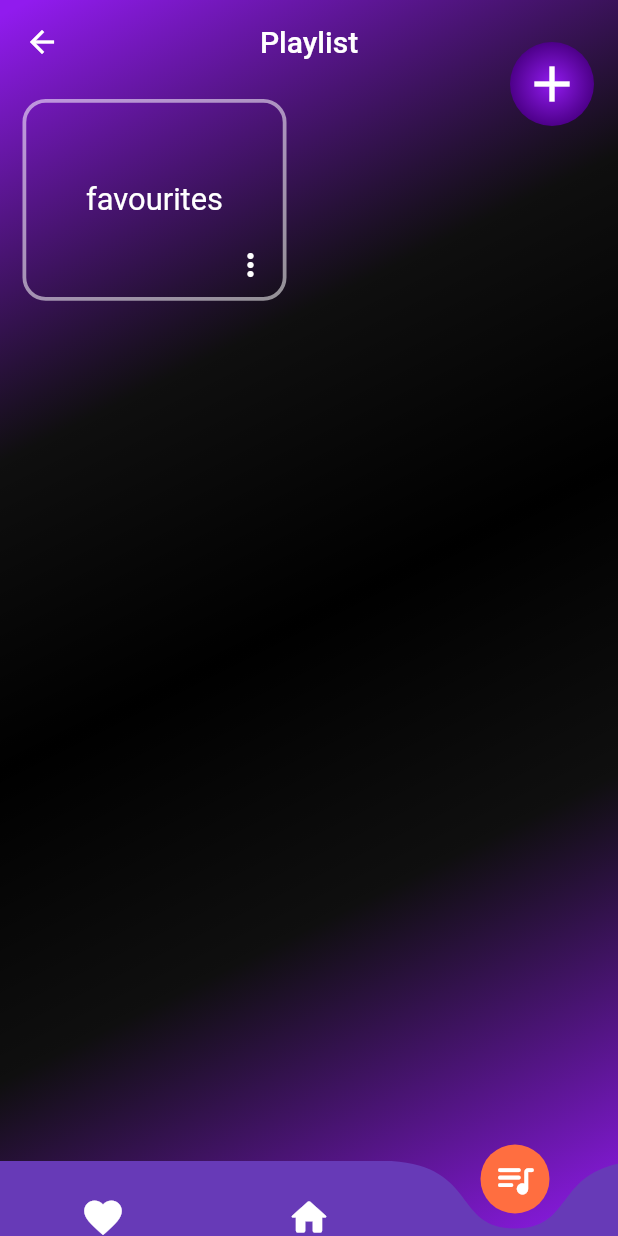
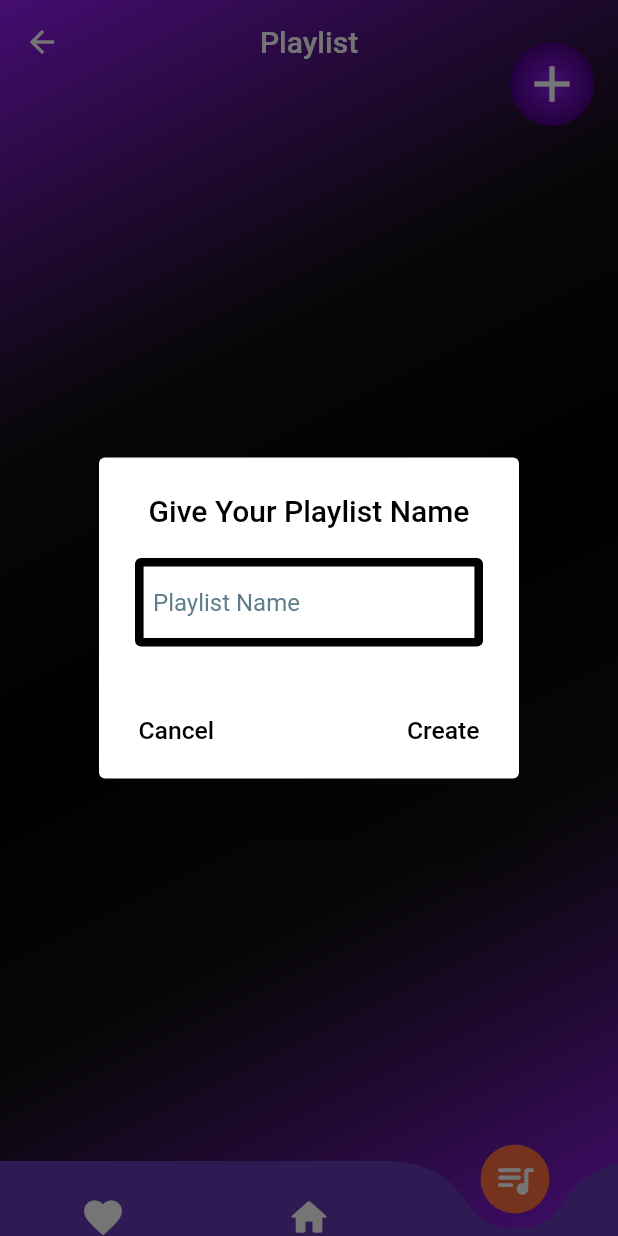
Before and after one commit to JiyadAhammad/music-player, a Flutter app: the screen it shows after launch, item 3 of the bottom bar chosen, after a tap on the "add" icon, on a phone screen of 412 x 824 dp. Run offline on Flutter 3.47's test engine with Material 2 defaults, Android fonts, the phone set to English and light mode, and no system bars; drawn by our look-alikes of curved_navigation_bar; our stand-ins replace assets_audio_player, flutter_screenutil, hive, hive_flutter, loading_animation_widget, marquee and 2 more; missing offline and left inert: rate_my_app; accounts and stored records are empty.

Commit message:
playlist error fixed

```diff
--- /dev/null
+++ b/music/lib/screens/Playlist/createplaylist.dart
@@ -0,0 +1,83 @@
+import 'package:flutter/material.dart';
+import 'package:flutter_screenutil/flutter_screenutil.dart';
+import 'package:music/hivedb/musicdb.dart';
+import 'package:music/screens/splashscreen/splashscreen.dart';
+
+class CreatePlaylist extends StatelessWidget {
+  const CreatePlaylist({Key? key}) : super(key: key);
+
+  @override
+  Widget build(BuildContext context) {
+    List<Songs> playlist = [];
+    String? title;
+    final formKey = GlobalKey<FormState>();
+    return AlertDialog(
+      backgroundColor: Colors.white,
+      alignment: Alignment.center,
+      title: const Center(
+          child: Text(
+        "Give Your Playlist Name",
+        style: TextStyle(color: Colors.black),
+      )),
+
+      // form validation
+      content: Form(
+        key: formKey,
+        child: TextFormField(
+            onChanged: (value) {
+              title = value.trim();
+            },
+            validator: (value) {
+              List keys = box.keys.toList();
+              if (value!.trim() == "") {
+                return "Name Required";
+              }
+              if (keys.where((element) => element == value.trim()).isNotEmpty) {
+                return "This Name Already Exist";
+              }
+              return null;
+            },
+            style: TextStyle(color: Colors.black),
+            decoration: InputDecoration(
+              focusedBorder: OutlineInputBorder(
+                  borderSide: BorderSide(color: Colors.deepPurple, width: 5.w)),
+              // fillColor: textblack,
+              hintText: 'Playlist Name',
+              hintStyle: TextStyle(color: Colors.blueGrey),
+              enabledBorder: OutlineInputBorder(
+                borderSide: BorderSide(color: Colors.black, width: 5.0.w),
+              ),
+            )),
+      ),
+      actions: [
+        Padding(
+          padding: const EdgeInsets.symmetric(horizontal: 10).r,
+          child: Row(
+            mainAxisAlignment: MainAxisAlignment.spaceBetween,
+            children: [
+              TextButton(
+                child: Text("Cancel",
+                    style: TextStyle(color: Colors.black, fontSize: 16.sp)),
+                onPressed: () {
+                  Navigator.of(context).pop();
+                },
+              ),
+
+              // add playlist from db
+              TextButton(
+                child: Text("Create",
+                    style: TextStyle(color: Colors.black, fontSize: 16.sp)),
+                onPressed: () {
+                  if (formKey.currentState!.validate()) {
+                    box.put(title, playlist);
+                    Navigator.pop(context);
+                  }
+                },
+              )
+            ],
+          ),
+        ),
+      ],
+    );
+  }
+}
--- a/music/lib/screens/Playlist/playlist.dart
+++ b/music/lib/screens/Playlist/playlist.dart
@@ -2,6 +2,7 @@ import 'package:flutter/material.dart';
 import 'package:flutter_screenutil/flutter_screenutil.dart';
 import 'package:hive/hive.dart';
 import 'package:hive_flutter/adapters.dart';
+import 'package:music/screens/Playlist/createplaylist.dart';
 import 'package:music/screens/eachplaylistscreen/eachplaylistscreen.dart';
 import 'package:music/screens/homescreen/navbar/navbar.dart';
 import 'package:music/screens/splashscreen/splashscreen.dart';
@@ -103,12 +104,15 @@ class PlayListScreen extends StatelessWidget {
                             //   ),
                             // );
                           },
-                          child: Stack(
+                          child: playlistName[index] != "mymusic" &&
+                                  playlistName[index] != "favourites"
+                              ? Stack(
                                   alignment: Alignment.bottomRight,
                                   children: [
                                     Container(
                                       decoration: BoxDecoration(
-                                  borderRadius: BorderRadius.circular(15).r,
+                                        borderRadius:
+                                            BorderRadius.circular(15).r,
                                         border: Border.all(
                                           color: Colors.white54,
                                           style: BorderStyle.solid,
@@ -137,7 +141,8 @@ class PlayListScreen extends StatelessWidget {
                                         Icons.more_vert,
                                         color: Colors.white,
                                       ),
-                                itemBuilder: (_) => <PopupMenuItem<String>>[
+                                      itemBuilder: (_) =>
+                                          <PopupMenuItem<String>>[
                                         PopupMenuItem<String>(
                                           onTap: () {},
                                           value: 'rename',
@@ -194,7 +199,8 @@ class PlayListScreen extends StatelessWidget {
                                     //   index: index,
                                     // )
                                   ],
-                          ),
+                                )
+                              : const SizedBox(),
                         ),
                       );
                     },
@@ -214,6 +220,11 @@ class PlayListScreen extends StatelessWidget {
           ),
           child: FloatingActionButton(
             onPressed: () {
+              showDialog(
+                  context: context,
+                  builder: (BuildContext context) {
+                    return const CreatePlaylist();
+                  });
               // popupshowDialogbox(context: context);
             },
             backgroundColor: Colors.transparent,
```
Lines whose indentation alone changed are shown as unchanged.
